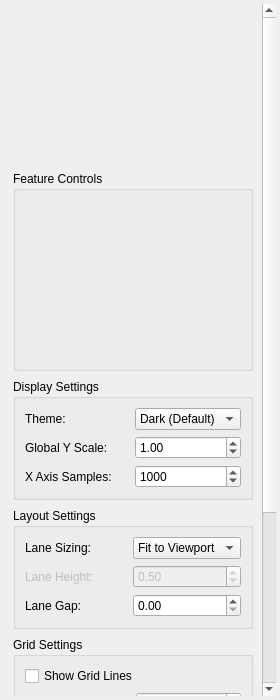
This is src/WhiskerToolbox/DataViewer_Widget/UI/DataViewerPropertiesWidget.ui in paulmthompson/WhiskerToolbox as Qt 5 draws it before an edit. The edited form follows.
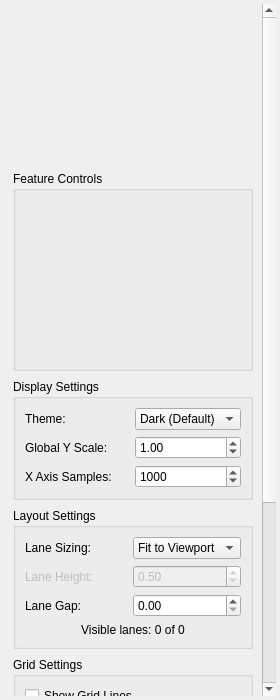
This is the edited form. Custom widgets are drawn as their Qt base class.

Commit message: added visible lane indicator and mouse wheel global scaling

Diff of the .ui file:
```diff
--- a/src/WhiskerToolbox/DataViewer_Widget/UI/DataViewerPropertiesWidget.ui
+++ b/src/WhiskerToolbox/DataViewer_Widget/UI/DataViewerPropertiesWidget.ui
@@ -261,6 +261,16 @@
             </property>
            </widget>
           </item>
+          <item row="3" column="0" colspan="2">
+           <widget class="QLabel" name="visible_lanes_label">
+            <property name="text">
+             <string>Visible lanes: 0 of 0</string>
+            </property>
+            <property name="alignment">
+             <set>Qt::AlignmentFlag::AlignCenter</set>
+            </property>
+           </widget>
+          </item>
          </layout>
         </widget>
        </item>
```
The commit also changes 9 other files.
